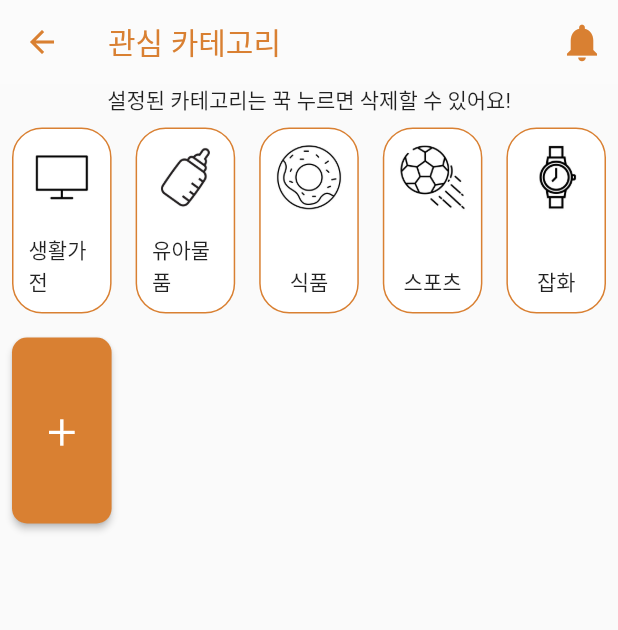
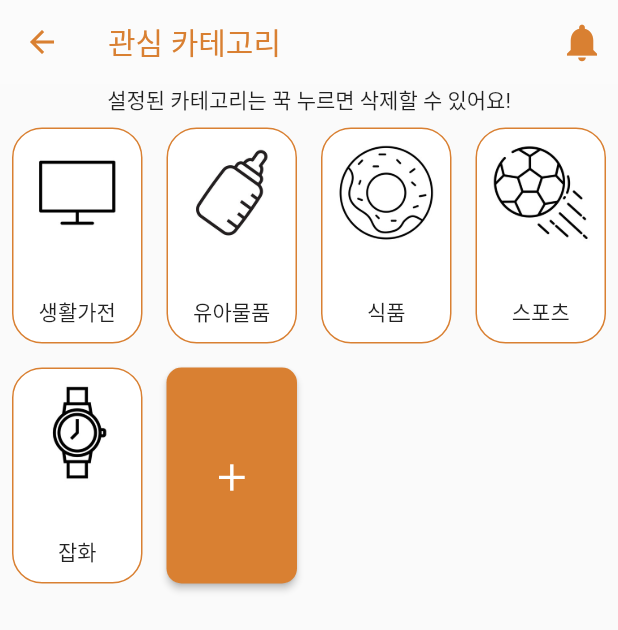
Before and after one commit to S-Sojung/group-buying-frontend, a Flutter app: the UserCategoryPage screen opened directly, on a phone screen of 412 x 824 dp. Shown: the top 630 px of the screen. Run offline on Flutter 3.47's test engine with Material 2 defaults, Android fonts, the phone set to English and light mode, and no system bars; our stand-ins replace dio, flutter_riverpod, flutter_secure_storage, flutter_svg, geocoding, geolocator and 8 more; missing offline and left inert: bootpay, dart:ffi, remedi_kopo; accounts and stored records are empty; network calls fail; Roboto replaces fonts that are missing (HallymGothic).

Commit message:
Feat: 관심 카테고리 크기 수정

```diff
--- a/lib/views/pages/user/category_page/user_category_page.dart
+++ b/lib/views/pages/user/category_page/user_category_page.dart
@@ -42,7 +42,7 @@ class _UserCategoryPageState extends State<UserCategoryPage> {
             child: GridView.builder(
               itemCount: myCategorys.length + 1,
               gridDelegate: SliverGridDelegateWithMaxCrossAxisExtent(
-                  maxCrossAxisExtent: 100, mainAxisExtent: 140),
+                  maxCrossAxisExtent: 120, mainAxisExtent: 160),
               itemBuilder: (context, index) {
                 return index < myCategorys.length
                     ? _donutCategoryButton(index)
```
